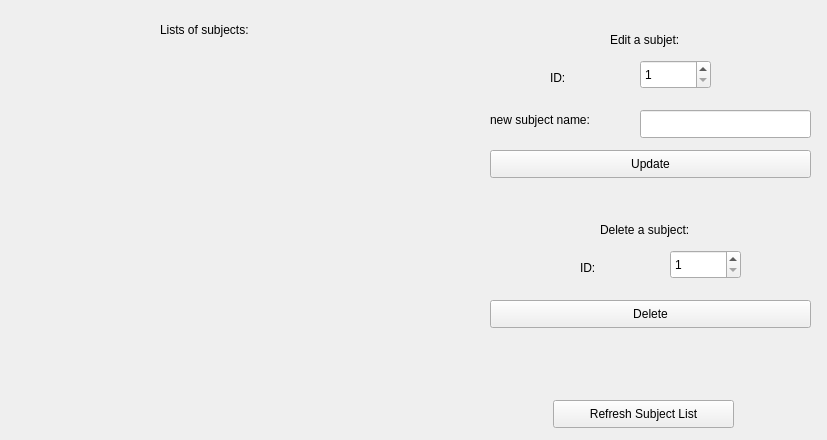
This is subjects.ui in ice-bit/registro as Qt 5 draws it before an edit. The edited form follows.
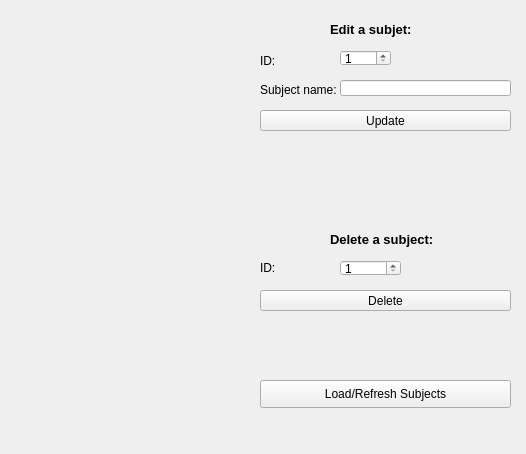
This is the edited form. Icons and pictures are not drawn.

Patch:
```diff
--- a/subjects.ui
+++ b/subjects.ui
@@ -6,8 +6,8 @@
    <rect>
     <x>0</x>
     <y>0</y>
-    <width>827</width>
-    <height>440</height>
+    <width>526</width>
+    <height>454</height>
    </rect>
   </property>
   <property name="windowTitle">
@@ -20,14 +20,14 @@
   <widget class="QLabel" name="label">
    <property name="geometry">
     <rect>
-     <x>160</x>
+     <x>70</x>
      <y>20</y>
      <width>121</width>
      <height>20</height>
     </rect>
    </property>
    <property name="text">
-    <string>Lists of subjects:</string>
+    <string>&lt;html&gt;&lt;head/&gt;&lt;body&gt;&lt;p&gt;&lt;br/&gt;&lt;/p&gt;&lt;/body&gt;&lt;/html&gt;</string>
    </property>
   </widget>
   <widget class="QPlainTextEdit" name="txtSub">
@@ -35,7 +35,7 @@
     <rect>
      <x>20</x>
      <y>50</y>
-     <width>401</width>
+     <width>181</width>
      <height>361</height>
     </rect>
    </property>
@@ -56,23 +56,23 @@
   <widget class="QLabel" name="label_2">
    <property name="geometry">
     <rect>
-     <x>610</x>
-     <y>30</y>
+     <x>330</x>
+     <y>20</y>
      <width>101</width>
      <height>20</height>
     </rect>
    </property>
    <property name="text">
-    <string>Edit a subjet:</string>
+    <string>&lt;html&gt;&lt;head/&gt;&lt;body&gt;&lt;p&gt;&lt;span style=&quot; font-size:10pt; font-weight:600;&quot;&gt;Edit a subjet:&lt;/span&gt;&lt;/p&gt;&lt;/body&gt;&lt;/html&gt;</string>
    </property>
   </widget>
   <widget class="QSpinBox" name="spnIdUp">
    <property name="geometry">
     <rect>
-     <x>640</x>
-     <y>60</y>
-     <width>71</width>
-     <height>29</height>
+     <x>340</x>
+     <y>50</y>
+     <width>51</width>
+     <height>16</height>
     </rect>
    </property>
    <property name="minimum">
@@ -82,10 +82,10 @@
   <widget class="QLabel" name="label_3">
    <property name="geometry">
     <rect>
-     <x>550</x>
-     <y>70</y>
-     <width>31</width>
-     <height>16</height>
+     <x>260</x>
+     <y>50</y>
+     <width>61</width>
+     <height>21</height>
     </rect>
    </property>
    <property name="text">
@@ -95,33 +95,33 @@
   <widget class="QLabel" name="label_4">
    <property name="geometry">
     <rect>
-     <x>490</x>
-     <y>110</y>
-     <width>121</width>
+     <x>260</x>
+     <y>80</y>
+     <width>81</width>
      <height>20</height>
     </rect>
    </property>
    <property name="text">
-    <string>new subject name:</string>
+    <string>Subject name:</string>
    </property>
   </widget>
   <widget class="QLineEdit" name="lnNameUp">
    <property name="geometry">
     <rect>
-     <x>640</x>
-     <y>110</y>
+     <x>340</x>
+     <y>80</y>
      <width>171</width>
-     <height>28</height>
+     <height>16</height>
     </rect>
    </property>
   </widget>
   <widget class="QPushButton" name="btnUpdate">
    <property name="geometry">
     <rect>
-     <x>490</x>
-     <y>150</y>
-     <width>321</width>
-     <height>28</height>
+     <x>260</x>
+     <y>110</y>
+     <width>251</width>
+     <height>21</height>
     </rect>
    </property>
    <property name="text">
@@ -131,23 +131,23 @@
   <widget class="QLabel" name="label_5">
    <property name="geometry">
     <rect>
-     <x>600</x>
-     <y>220</y>
+     <x>330</x>
+     <y>230</y>
      <width>121</width>
      <height>20</height>
     </rect>
    </property>
    <property name="text">
-    <string>Delete a subject:</string>
+    <string>&lt;html&gt;&lt;head/&gt;&lt;body&gt;&lt;p&gt;&lt;span style=&quot; font-size:10pt; font-weight:600;&quot;&gt;Delete a subject:&lt;/span&gt;&lt;/p&gt;&lt;/body&gt;&lt;/html&gt;</string>
    </property>
   </widget>
   <widget class="QSpinBox" name="spnIdDel">
    <property name="geometry">
     <rect>
-     <x>670</x>
-     <y>250</y>
-     <width>71</width>
-     <height>29</height>
+     <x>340</x>
+     <y>260</y>
+     <width>61</width>
+     <height>16</height>
     </rect>
    </property>
    <property name="minimum">
@@ -157,7 +157,7 @@
   <widget class="QLabel" name="label_6">
    <property name="geometry">
     <rect>
-     <x>580</x>
+     <x>260</x>
      <y>260</y>
      <width>31</width>
      <height>16</height>
@@ -170,10 +170,10 @@
   <widget class="QPushButton" name="btnDel">
    <property name="geometry">
     <rect>
-     <x>490</x>
-     <y>300</y>
-     <width>321</width>
-     <height>28</height>
+     <x>260</x>
+     <y>290</y>
+     <width>251</width>
+     <height>21</height>
     </rect>
    </property>
    <property name="text">
@@ -183,14 +183,14 @@
   <widget class="QPushButton" name="btnRefresh">
    <property name="geometry">
     <rect>
-     <x>553</x>
-     <y>400</y>
-     <width>181</width>
+     <x>260</x>
+     <y>380</y>
+     <width>251</width>
      <height>28</height>
     </rect>
    </property>
    <property name="text">
-    <string>Refresh Subject List</string>
+    <string>Load/Refresh Subjects</string>
    </property>
   </widget>
  </widget>
```
Left out of the diff: 6 changed lines with no effect on the pictures.
